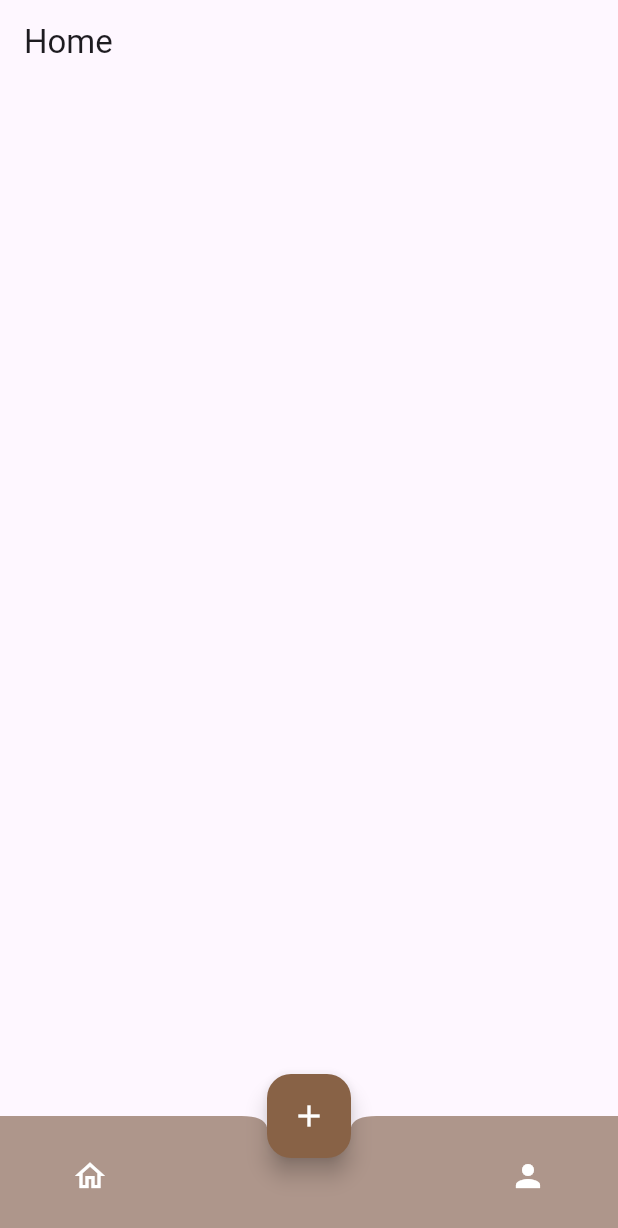
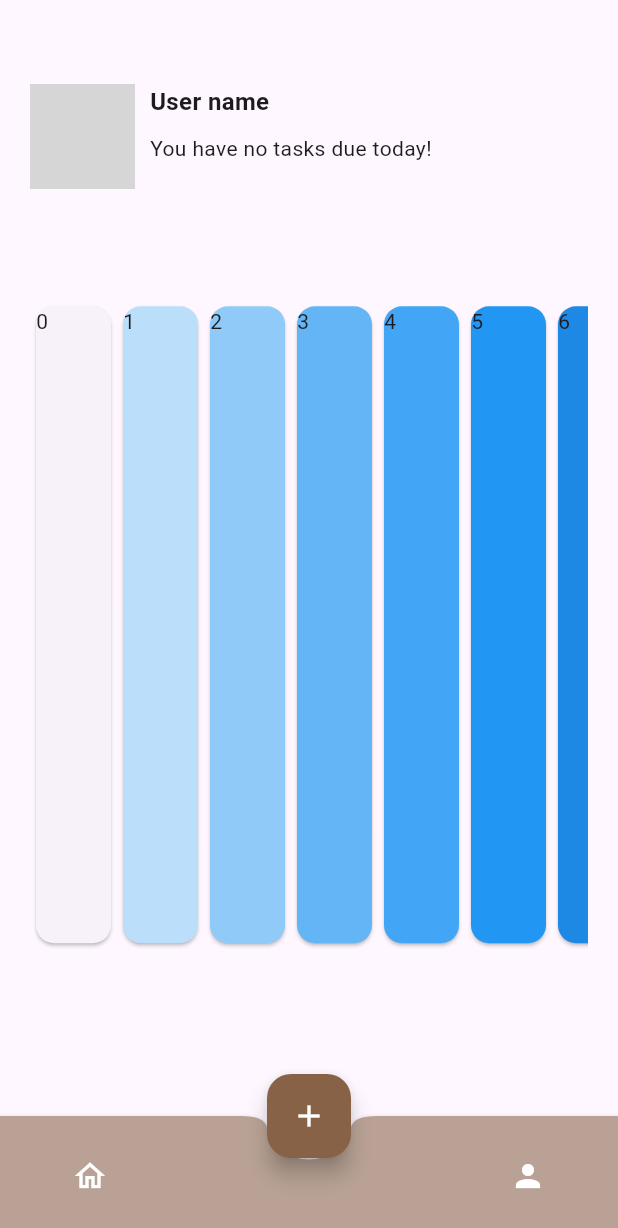
Before and after one commit to Nathan-Augustinov/ITFest, a Flutter app: the screen it shows after launch, on a phone screen of 412 x 824 dp. Shown: the top 1228 px of the screen. Run offline on Flutter 3.47's test engine with Material 3 defaults, Android fonts, the phone set to English and light mode, and no system bars; our stand-ins replace cloud_firestore, firebase_auth, firebase_core, google_sign_in; accounts and stored records are empty; grey boxes are pictures that could not be loaded.

Commit message:
Home - profile pic and card template created

```diff
--- a/lib/constants/app_colors.dart
+++ b/lib/constants/app_colors.dart
@@ -1,7 +1,7 @@
 import 'dart:ui';
 
 class AppColors {
-  static Color navBar = const Color.fromRGBO(174, 150, 139, 255);
+  static Color navBar = const Color(0xFFb9a295);
   static Color floatingNavBar = const Color(0xFF886246);
   static const Color background = Color(0xFFf4f1ef);
   static const Color green = Color(0xFF9fb071);
--- /dev/null
+++ b/lib/constants/app_texts.dart
@@ -0,0 +1,10 @@
+import 'package:flutter/material.dart';
+
+class AppTexts {
+  //Normal
+  static TextStyle font16Normal = const TextStyle(fontSize: 16);
+  static TextStyle font14Normal = const TextStyle(fontSize: 14);
+  //Bold
+  static TextStyle font16Bold =
+      const TextStyle(fontSize: 16, fontWeight: FontWeight.bold);
+}
--- /dev/null
+++ b/lib/constants/insets.dart
@@ -0,0 +1,11 @@
+import 'package:flutter/material.dart';
+
+class AppInsets {
+  static EdgeInsets leftRight20 = const EdgeInsets.only(left: 20, right: 20);
+  static EdgeInsets left5 = const EdgeInsets.only(left: 5);
+  static EdgeInsets left10 = const EdgeInsets.only(left: 10);
+  static EdgeInsets right5 = const EdgeInsets.only(right: 5);
+  static EdgeInsets right10 = const EdgeInsets.only(right: 10);
+  static EdgeInsets top10 = const EdgeInsets.only(top: 10);
+  static EdgeInsets bottom10 = const EdgeInsets.only(bottom: 10);
+}
--- a/lib/home/home_screen.dart
+++ /dev/null
@@ -1,23 +0,0 @@
-import 'package:flutter/material.dart';
-
-class HomeScreen extends StatefulWidget {
-  const HomeScreen({Key? key}) : super(key: key);
-  @override
-  State<HomeScreen> createState() => _HomeScreenState();
-}
-
-class _HomeScreenState extends State<HomeScreen> {
-  @override
-  initState() {
-    super.initState();
-  }
-
-  @override
-  Widget build(BuildContext context) {
-    return Scaffold(
-        appBar: AppBar(
-          title: const Text("Home"),
-        ),
-        body: Container());
-  }
-}
--- a/lib/main.dart
+++ b/lib/main.dart
@@ -1,7 +1,8 @@
 import 'package:firebase_core/firebase_core.dart';
 import 'package:flutter/material.dart';
+import 'package:it_fest/constants/app_colors.dart';
 import 'package:it_fest/firebase_options.dart';
-import 'package:it_fest/home/bottom_nav_bar.dart';
+import 'package:it_fest/screens/home/bottom_nav_bar.dart';
 
 void main() async {
   WidgetsFlutterBinding.ensureInitialized();
@@ -17,10 +18,12 @@
   @override
   Widget build(BuildContext context) {
     return MaterialApp(
-      title: 'Flutter Demo',
+      title: "LifeSync",
       theme: ThemeData(
-        colorScheme: ColorScheme.fromSeed(seedColor: Colors.deepPurple),
-        useMaterial3: true,
+        bottomAppBarTheme: BottomAppBarTheme(
+            color: AppColors.navBar,
+            surfaceTintColor: AppColors.navBar,
+            shadowColor: AppColors.navBar),
       ),
       home: const BottomNavBar(),
     );
--- a/lib/home/bottom_nav_bar.dart
+++ b/lib/screens/home/bottom_nav_bar.dart
@@ -1,8 +1,8 @@
 import 'package:flutter/material.dart';
 import 'package:it_fest/constants/app_colors.dart';
-import 'package:it_fest/home/home_screen.dart';
-import 'package:it_fest/profile/profile.dart';
-import 'package:it_fest/task/add_task.dart';
+import 'package:it_fest/screens/home/home_screen.dart';
+import 'package:it_fest/screens/profile/profile.dart';
+import 'package:it_fest/screens/task/add_task.dart';
 
 class BottomNavBar extends StatefulWidget {
   const BottomNavBar({Key? key}) : super(key: key);
@@ -35,7 +35,6 @@ class _BottomNavBarState extends State<BottomNavBar> {
               MaterialPageRoute(builder: (context) => const AddTaskScreen()));
         },
         hoverElevation: 2,
-        //TODO: change color
         backgroundColor: AppColors.floatingNavBar,
         child: const Icon(
           Icons.add,
@@ -45,10 +44,8 @@ class _BottomNavBarState extends State<BottomNavBar> {
       floatingActionButtonLocation: FloatingActionButtonLocation.centerDocked,
       bottomNavigationBar: BottomAppBar(
         notchMargin: 1,
-        color: AppColors.navBar,
         shape: const CircularNotchedRectangle(),
-        child: Container(
-          color: AppColors.navBar,
+        child: SizedBox(
           height: 55,
           child: Row(
               crossAxisAlignment: CrossAxisAlignment.center,
--- /dev/null
+++ b/lib/screens/home/home_screen.dart
@@ -0,0 +1,83 @@
+import 'package:flutter/cupertino.dart';
+import 'package:flutter/material.dart';
+import 'package:flutter/widgets.dart';
+import 'package:it_fest/constants/app_texts.dart';
+import 'package:it_fest/constants/insets.dart';
+
+class HomeScreen extends StatefulWidget {
+  const HomeScreen({Key? key}) : super(key: key);
+  @override
+  State<HomeScreen> createState() => _HomeScreenState();
+}
+
+class _HomeScreenState extends State<HomeScreen> {
+  @override
+  initState() {
+    super.initState();
+  }
+
+  @override
+  Widget build(BuildContext context) {
+    return Scaffold(
+        //TODO: customize appBar
+        appBar: AppBar(
+            // title: const Text("User name"),
+            ),
+        body: Container(
+          padding: AppInsets.leftRight20,
+          height: MediaQuery.of(context).size.height * 0.7,
+          child: Column(children: [
+            Expanded(
+              flex: 1,
+              child: Row(
+                crossAxisAlignment: CrossAxisAlignment.start,
+                children: [
+                  const CircleAvatar(
+                    radius: 35,
+                    backgroundImage:
+                        //TODO: if user has image ( NetworkImage('https://picsum.photos/id/237/200/300'),) put image else
+                        AssetImage('assets/images/empty_profile_pic.png'),
+                  ),
+                  //TODO: remove hardcoded code
+                  Padding(
+                      padding: AppInsets.left10,
+                      child: Column(
+                        crossAxisAlignment: CrossAxisAlignment.start,
+                        children: [
+                          Text(
+                            "User name",
+                            style: AppTexts.font16Bold,
+                          ),
+                          //TODO: if has tasks change text
+                          Padding(
+                            padding: AppInsets.top10,
+                            child: Text(
+                              "You have no tasks due today!",
+                              style: AppTexts.font14Normal,
+                            ),
+                          )
+                        ],
+                      )),
+                ],
+              ),
+            ),
+            Expanded(
+              flex: 3,
+              child: ListView(
+                  scrollDirection: Axis.horizontal,
+                  children: List.generate(10, (int index) {
+                    //TODO: create card widget
+                    return Card(
+                      color: Colors.blue[index * 100],
+                      child: SizedBox(
+                        width: 50.0,
+                        height: 50.0,
+                        child: Text("$index"),
+                      ),
+                    );
+                  })),
+            )
+          ]),
+        ));
+  }
+}
--- a/lib/screens/start_page.dart
+++ b/lib/screens/start_page.dart
@@ -32,7 +32,6 @@ class StartPage extends StatelessWidget {
 void _signOut(BuildContext context) async {
   await AuthenticationService().signOutFromGoogle();
   if (context.mounted) {
-
     Navigator.pushReplacement(
       context,
       MaterialPageRoute(builder: (context) => LoginScreen()),
--- a/pubspec.yaml
+++ b/pubspec.yaml
@@ -64,8 +64,8 @@ flutter:
   uses-material-design: true
 
   # To add assets to your application, add an assets section, like this:
-  # assets:
-  #   - images/a_dot_burr.jpeg
+  assets:
+    - assets/images/
   #   - images/a_dot_ham.jpeg
 
   # An image asset can refer to one or more resolution-specific "variants", see
```
Also changed, not shown: assets/images/empty_profile_pic.jpg (added), lib/screens/profile/profile.dart (renamed from lib/profile/profile.dart), lib/screens/task/add_task.dart (renamed from lib/task/add_task.dart). Lines whose indentation alone changed are shown as unchanged.
